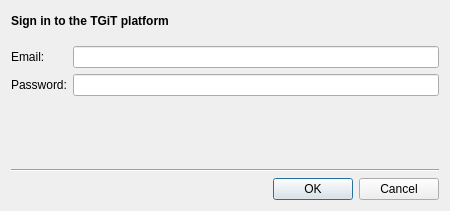
Old version of the form resources/ui/sign_in_dialog.ui in the repository Iconoclasteinc/tgit.
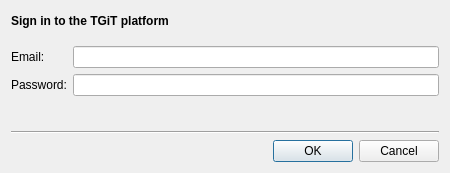
New version of the form. Custom widgets are drawn as their Qt base class.

Commit message: Lower the height of the sign-in dialog on windows.

Diff of the .ui file:
```diff
--- a/resources/ui/sign_in_dialog.ui
+++ b/resources/ui/sign_in_dialog.ui
@@ -7,7 +7,7 @@
     <x>0</x>
     <y>0</y>
     <width>450</width>
-    <height>211</height>
+    <height>167</height>
    </rect>
   </property>
   <property name="minimumSize">
@@ -25,6 +25,12 @@
   <property name="windowTitle">
    <string>TGiT</string>
   </property>
+  <property name="styleSheet">
+   <string notr="true">QDialog[style=QMacStyle] {
+	min-height: 215px;
+}
+</string>
+  </property>
   <property name="modal">
    <bool>true</bool>
   </property>
```
The commit also changes 1 other file.
